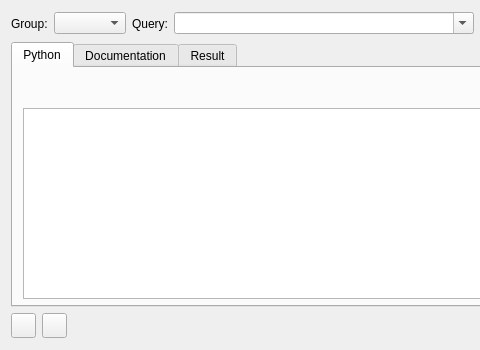
Above: NAVigater/CGNS/NAV/T/Q7QueryWindow.ui from pyCGNS/pyCGNS before the change; both pictures show x 0 to 480 and y 0 to 350 of the 715 by 350 pixel window. Below: the same form after it.
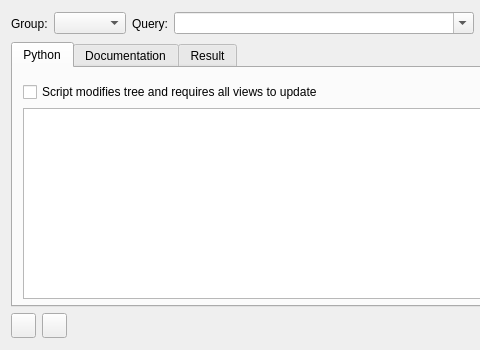
That is the form after the change. Icons and pictures are not drawn. Custom widgets are drawn as their Qt base class.

Commit message: NAV fix query without required update

What changed in the file:
```diff
--- a/NAVigater/CGNS/NAV/T/Q7QueryWindow.ui
+++ b/NAVigater/CGNS/NAV/T/Q7QueryWindow.ui
@@ -314,6 +314,13 @@
         </rect>
        </property>
        <layout class="QHBoxLayout" name="horizontalLayout_4">
+        <item>
+         <widget class="QCheckBox" name="cRequireUpdate">
+          <property name="text">
+           <string>Script modifies tree and requires all views to update</string>
+          </property>
+         </widget>
+        </item>
         <item>
          <spacer name="horizontalSpacer_5">
           <property name="orientation">
```
The commit also changes 47 other files.
